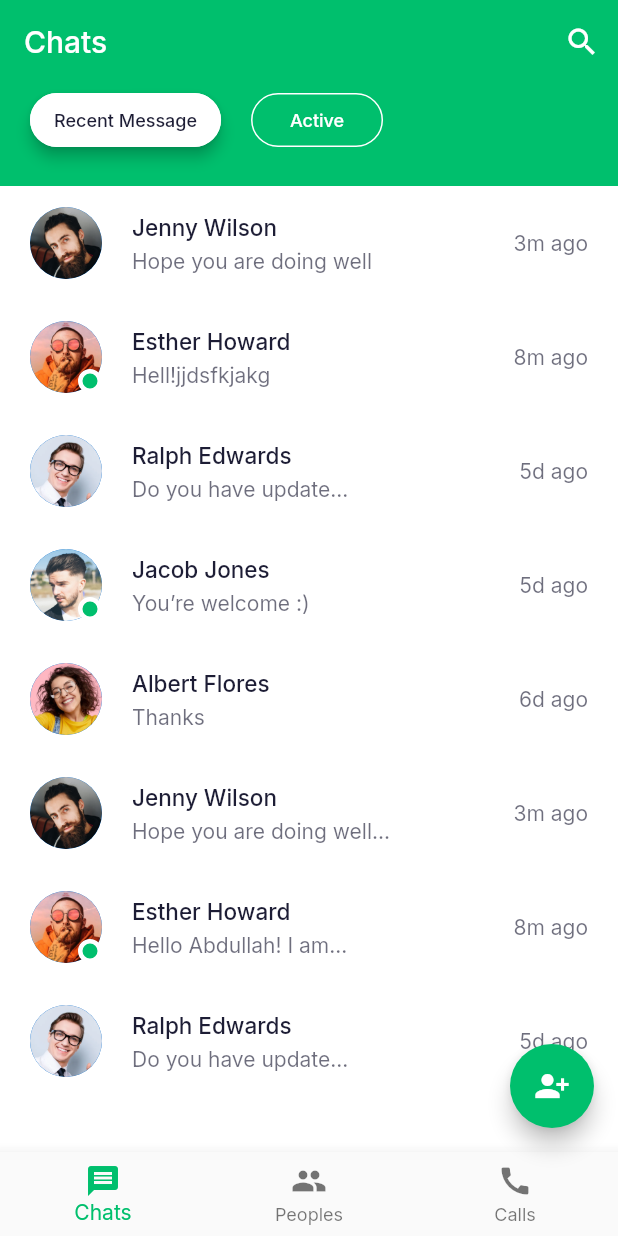
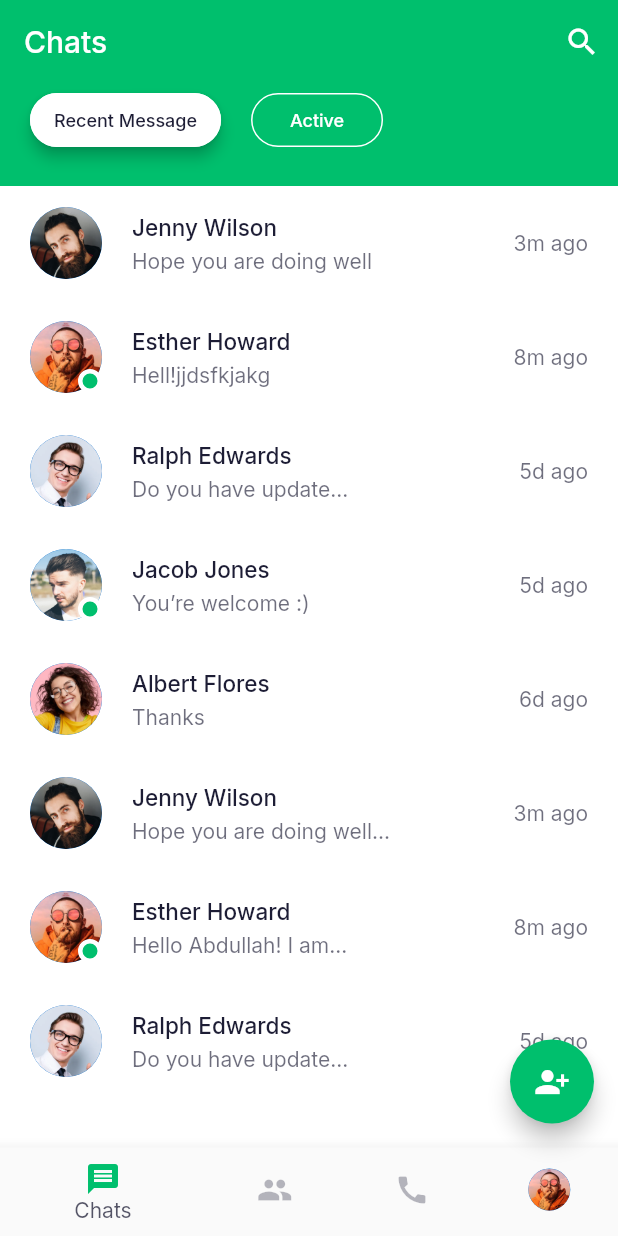
Before and after one commit to TrongBinhLe/flutter-chat_messaging_app, a Flutter app: the ChatsScreen screen opened directly, on a phone screen of 412 x 824 dp. Run offline on Flutter 3.47's test engine with Material 2 defaults, Android fonts, the phone set to English and light mode, and no system bars; our stand-ins replace google_fonts.

Commit message:
Modify Bottom Bar and ThemePage Code

```diff
--- a/lib/screens/chats/chats_screen.dart
+++ b/lib/screens/chats/chats_screen.dart
@@ -22,6 +22,13 @@ class ChatsScreen extends StatelessWidget {
           BottomNavigationBarItem(icon: Icon(Icons.message), label: "Chats"),
           BottomNavigationBarItem(icon: Icon(Icons.people), label: "Peoples"),
           BottomNavigationBarItem(icon: Icon(Icons.call), label: "Calls"),
+          BottomNavigationBarItem(
+            icon: CircleAvatar(
+              radius: 14,
+              backgroundImage: AssetImage("assets/images/user_2.png"),
+            ),
+            label: "Profile",
+          )
         ],
       ),
     );
--- a/lib/theme.dart
+++ b/lib/theme.dart
@@ -17,6 +17,11 @@ ThemeData lightThemeData(BuildContext context) {
       secondary: kSecondaryColor,
       error: kErrorColor,
     ),
+    bottomNavigationBarTheme: BottomNavigationBarThemeData(
+        backgroundColor: Colors.white,
+        selectedItemColor: kContentColorLightTheme.withOpacity(0.75),
+        unselectedItemColor: kContentColorLightTheme.withOpacity(0.32),
+        selectedIconTheme: IconThemeData(color: kPrimaryColor)),
   );
 }
 
```
